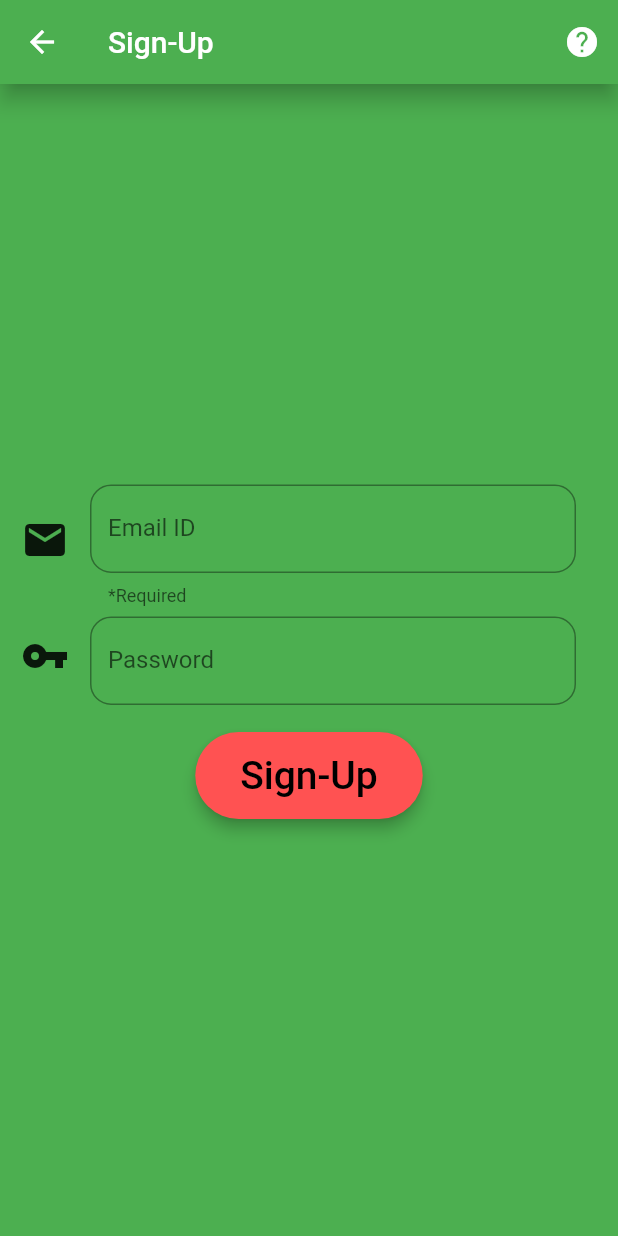
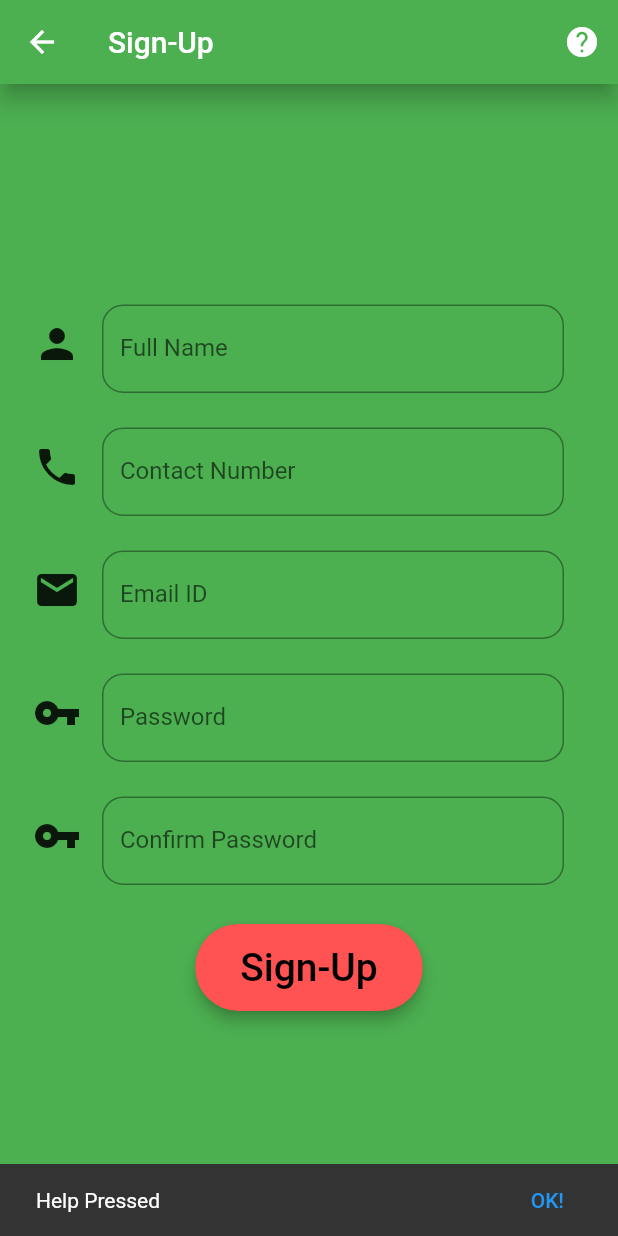
Before and after one commit to aditmodhvadia/trivia_quiz, a Flutter app: the signUpPage screen opened by its route, after a tap on the "help" icon, on a phone screen of 412 x 824 dp. Run offline on Flutter 3.47's test engine with Material 2 defaults, Android fonts, the phone set to English and light mode, and no system bars.

Commit message:
add new fields to sign up, including snackbar for ref

```diff
--- a/lib/pages/sign_up.dart
+++ b/lib/pages/sign_up.dart
@@ -7,10 +7,12 @@ class signUpPage extends StatefulWidget {
 }
 
 class SignUpPage extends State<signUpPage> {
-  String _mymsg = 'Welcome';
 
   static final TextEditingController _user = new TextEditingController();
   static final TextEditingController _pass = new TextEditingController();
+  static final TextEditingController _name = new TextEditingController();
+  static final TextEditingController _phone = new TextEditingController();
+  static final TextEditingController _conpass = new TextEditingController();
 
   @override
   Widget build(BuildContext context) {
@@ -18,14 +20,23 @@ class SignUpPage extends State<signUpPage> {
       appBar: AppBar(
         elevation: 6.0,
         actions: <Widget>[
-          new IconButton(
+          new Builder(
+            builder: (BuildContext context1){
+              return new IconButton(
               icon: new Icon(Icons.help),
               onPressed: () {
               print('Help clicked');
-                setState(() {
-                  _mymsg = 'Pressed Help';
+              final _helpsnackbar = SnackBar(
+              content: Text('Help Pressed'),
+              action: SnackBarAction(
+              label: 'OK!',
+              onPressed: () => print('OK Pressed'),
+              ),
+              );
+              Scaffold.of(context1).showSnackBar(_helpsnackbar);
               });
-              }),
+            },
+          ),
         ],
         title: Text(
           'Sign-Up',
@@ -36,7 +47,68 @@ class SignUpPage extends State<signUpPage> {
         mainAxisAlignment: MainAxisAlignment.center,
         crossAxisAlignment: CrossAxisAlignment.center,
         children: <Widget>[
-          new Row(
+          new Padding(
+            padding: const EdgeInsets.all(8.0),
+            child: new Row(
+              children: <Widget>[
+                new Padding(
+                  padding: const EdgeInsets.all(14.0),
+                  child: new Icon(
+                    Icons.person,
+                    size: 32.0,
+                  ),
+                ),
+                new Expanded(
+                  child: new Padding(
+                    padding: const EdgeInsets.only(top: 7.0, right: 28.0),
+                    child: new TextField(
+                      keyboardType: TextInputType.text,
+                      controller: _name,
+                      decoration: new InputDecoration(
+                          labelText: 'Full Name',
+                          hintText: 'Enter your Full Name',
+                          border: OutlineInputBorder(
+                            borderRadius:
+                            new BorderRadius.all(const Radius.circular(14.0)),
+                          )),
+                    ),
+                  ),
+                ),
+              ],
+            ),
+          ),
+          new Padding(
+            padding: const EdgeInsets.all(8.0),
+            child: new Row(
+              children: <Widget>[
+                new Padding(
+                  padding: const EdgeInsets.all(14.0),
+                  child: new Icon(
+                    Icons.phone,
+                    size: 32.0,
+                  ),
+                ),
+                new Expanded(
+                  child: new Padding(
+                    padding: const EdgeInsets.only(top: 7.0, right: 28.0),
+                    child: new TextField(
+                      keyboardType: TextInputType.phone,
+                      controller: _phone,
+                      decoration: new InputDecoration(
+                          labelText: 'Contact Number',
+                          border: OutlineInputBorder(
+                            borderRadius:
+                            new BorderRadius.all(const Radius.circular(14.0)),
+                          )),
+                    ),
+                  ),
+                ),
+              ],
+            ),
+          ),
+          new Padding(
+            padding: const EdgeInsets.all(8.0),
+            child: new Row(
               children: <Widget>[
                 new Padding(
                   padding: const EdgeInsets.all(14.0),
@@ -50,9 +122,9 @@ class SignUpPage extends State<signUpPage> {
                     padding: const EdgeInsets.only(top: 7.0, right: 28.0),
                     child: new TextField(
                       keyboardType: TextInputType.emailAddress,
+                      controller: _user,
                       decoration: new InputDecoration(
                           labelText: 'Email ID',
-                        helperText: '*Required',
                           border: OutlineInputBorder(
                             borderRadius:
                                 new BorderRadius.all(const Radius.circular(14.0)),
@@ -62,7 +134,10 @@ class SignUpPage extends State<signUpPage> {
                 ),
               ],
             ),
-          new Row(
+          ),
+          new Padding(
+            padding: const EdgeInsets.all(8.0),
+            child: new Row(
               mainAxisAlignment: MainAxisAlignment.center,
               crossAxisAlignment: CrossAxisAlignment.center,
               children: <Widget>[
@@ -91,6 +166,39 @@ class SignUpPage extends State<signUpPage> {
                 ),
               ],
             ),
+          ),
+          new Padding(
+            padding: const EdgeInsets.all(8.0),
+            child: new Row(
+              mainAxisAlignment: MainAxisAlignment.center,
+              crossAxisAlignment: CrossAxisAlignment.center,
+              children: <Widget>[
+                new Padding(
+                  padding: const EdgeInsets.all(14.0),
+                  child: new Icon(
+                    Icons.vpn_key,
+                    size: 32.0,
+                  ),
+                ),
+                new Expanded(
+                  child: new Padding(
+                    padding: const EdgeInsets.only(top: 7.0, right: 28.0),
+                    child: new TextField(
+                      obscureText: true,
+                      controller: _conpass,
+                      decoration: new InputDecoration(
+                          labelText: 'Confirm Password',
+                          hintText: 'Minimum 6 characters',
+                          border: OutlineInputBorder(
+                            borderRadius:
+                            new BorderRadius.all(const Radius.circular(14.0)),
+                          )),
+                    ),
+                  ),
+                ),
+              ],
+            ),
+          ),
           new Padding(
             padding: const EdgeInsets.all(18.0),
             child: new RaisedButton(
```
Lines whose indentation alone changed are shown as unchanged.
